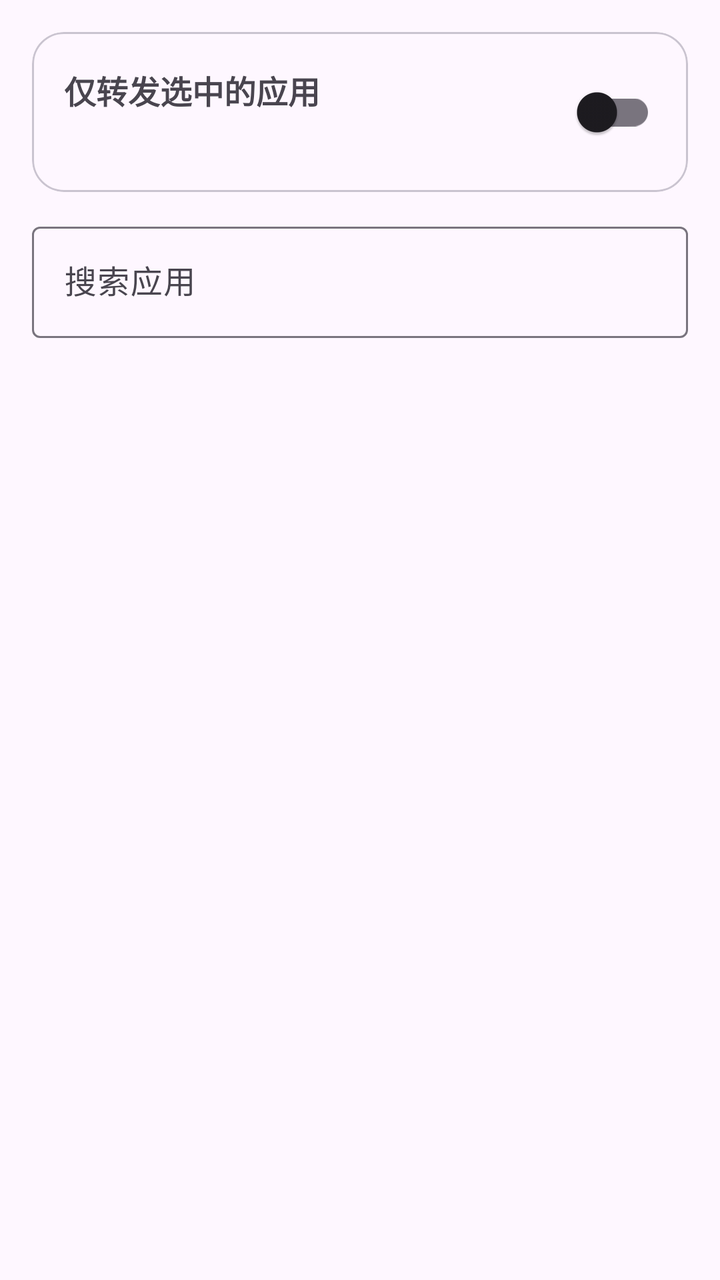
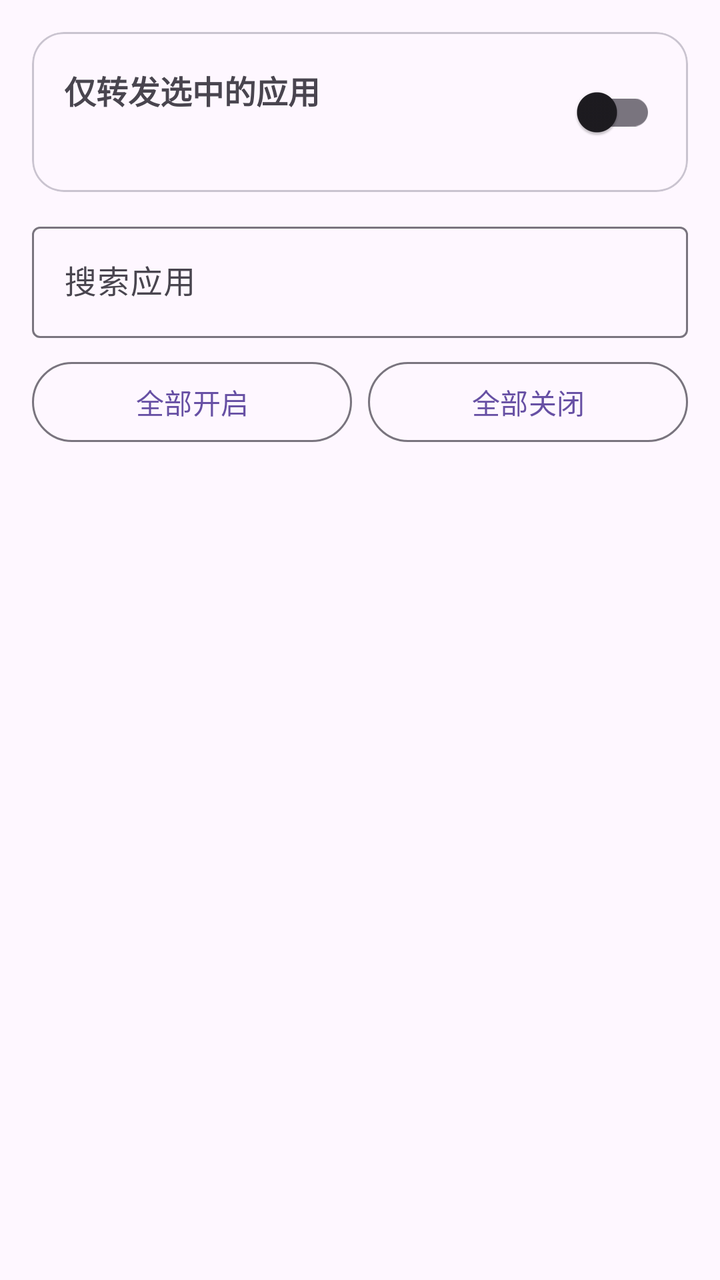

An Android layout rendered at two revisions. The XML below is the earlier revision; the diff shows what the commit changed to produce the second picture.
<!-- AndroidManifest.xml: application theme Theme.NotifRelay -->
<!-- res/layout/fragment_apps.xml -->
<?xml version="1.0" encoding="utf-8"?>
<LinearLayout xmlns:android="http://schemas.android.com/apk/res/android"
    xmlns:app="http://schemas.android.com/apk/res-auto"
    android:layout_width="match_parent"
    android:layout_height="match_parent"
    android:orientation="vertical"
    android:padding="16dp">

    <com.google.android.material.card.MaterialCardView
        android:layout_width="match_parent"
        android:layout_height="wrap_content"
        app:cardCornerRadius="16dp"
        app:cardElevation="0dp">

        <LinearLayout
            android:layout_width="match_parent"
            android:layout_height="wrap_content"
            android:gravity="center_vertical"
            android:orientation="horizontal"
            android:padding="16dp">

            <LinearLayout
                android:layout_width="0dp"
                android:layout_height="wrap_content"
                android:layout_weight="1"
                android:orientation="vertical">

                <TextView
                    android:layout_width="match_parent"
                    android:layout_height="wrap_content"
                    android:text="仅转发选中的应用"
                    android:textSize="16sp"
                    android:textStyle="bold" />

                <TextView
                    android:id="@+id/tv_hint"
                    android:layout_width="match_parent"
                    android:layout_height="wrap_content"
                    android:layout_marginTop="4dp"
                    android:textSize="13sp" />
            </LinearLayout>

            <com.google.android.material.switchmaterial.SwitchMaterial
                android:id="@+id/switch_only_whitelist"
                android:layout_width="wrap_content"
                android:layout_height="wrap_content" />
        </LinearLayout>
    </com.google.android.material.card.MaterialCardView>

    <com.google.android.material.textfield.TextInputLayout
        style="@style/Widget.Material3.TextInputLayout.OutlinedBox"
        android:layout_width="match_parent"
        android:layout_height="wrap_content"
        android:layout_marginTop="12dp"
        android:hint="搜索应用">

        <com.google.android.material.textfield.TextInputEditText
            android:id="@+id/et_search"
            android:layout_width="match_parent"
            android:layout_height="wrap_content"
            android:inputType="text"
            android:maxLines="1" />
    </com.google.android.material.textfield.TextInputLayout>

    <ListView
        android:id="@+id/list_apps"
        android:layout_width="match_parent"
        android:layout_height="0dp"
        android:layout_marginTop="8dp"
        android:layout_weight="1"
        android:divider="@android:color/transparent"
        android:dividerHeight="0dp" />

</LinearLayout>
<!-- resources referenced by this layout -->
<resources>
  <style name="Theme.NotifRelay" parent="Theme.Material3.DayNight.NoActionBar" />
</resources>

<!-- the commit's change to res/layout/fragment_apps.xml (unified diff, before → after) -->
@@ -62,6 +62,30 @@
             android:maxLines="1" />
     </com.google.android.material.textfield.TextInputLayout>
 
+    <LinearLayout
+        android:layout_width="match_parent"
+        android:layout_height="wrap_content"
+        android:layout_marginTop="8dp"
+        android:orientation="horizontal">
+
+        <com.google.android.material.button.MaterialButton
+            android:id="@+id/btn_all_on"
+            style="@style/Widget.Material3.Button.OutlinedButton"
+            android:layout_width="0dp"
+            android:layout_height="wrap_content"
+            android:layout_weight="1"
+            android:text="全部开启" />
+
+        <com.google.android.material.button.MaterialButton
+            android:id="@+id/btn_all_off"
+            style="@style/Widget.Material3.Button.OutlinedButton"
+            android:layout_width="0dp"
+            android:layout_height="wrap_content"
+            android:layout_marginStart="8dp"
+            android:layout_weight="1"
+            android:text="全部关闭" />
+    </LinearLayout>
+
     <ListView
         android:id="@+id/list_apps"
         android:layout_width="match_parent"
